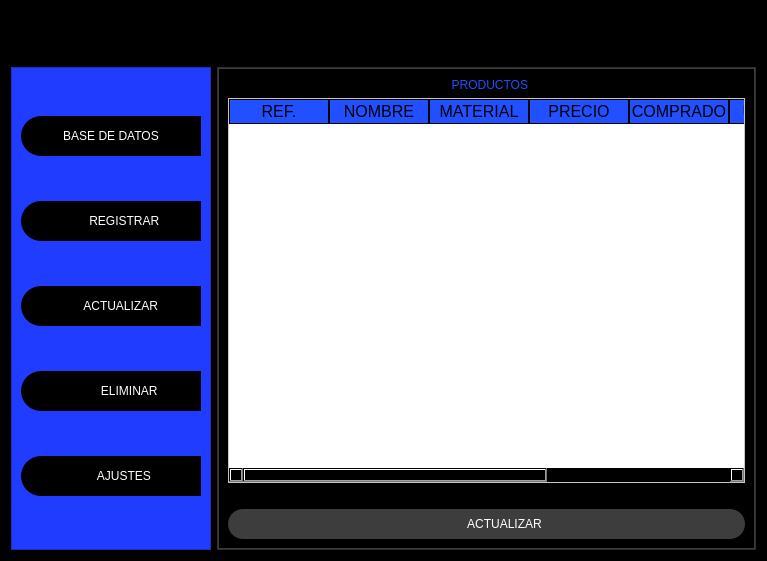
First picture: the form in admin_store.ui, repository roque76/App1, before the edit.
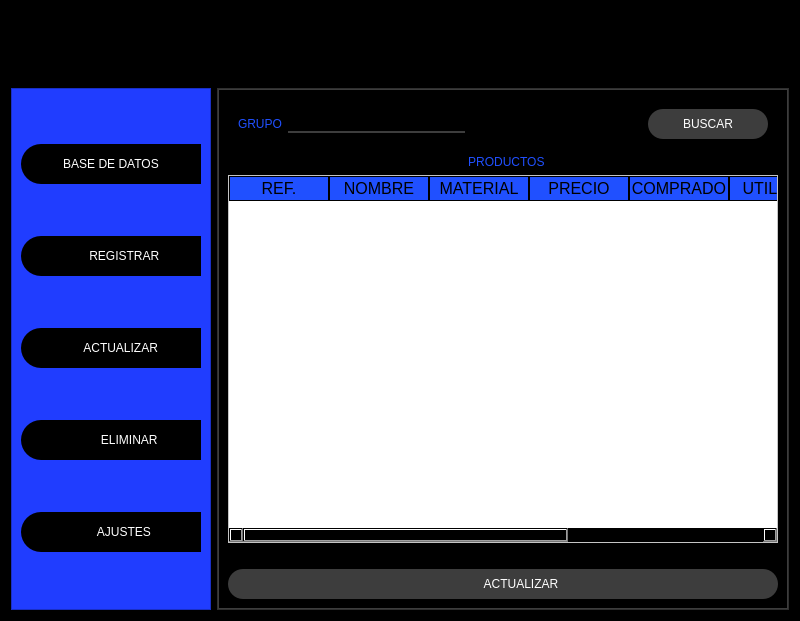
Second picture: the form after the edit. The open tabs and pages were chosen to show the change. Icons and pictures are not drawn.

Diff of the .ui file:
```diff
--- a/admin_store.ui
+++ b/admin_store.ui
@@ -6,8 +6,8 @@
    <rect>
     <x>0</x>
     <y>0</y>
-    <width>767</width>
-    <height>561</height>
+    <width>800</width>
+    <height>621</height>
    </rect>
   </property>
   <property name="windowTitle">
@@ -41,7 +41,7 @@
       <property name="frameShadow">
        <enum>QFrame::Raised</enum>
       </property>
-      <layout class="QVBoxLayout" name="verticalLayout_2" stretch="1,9">
+      <layout class="QVBoxLayout" name="verticalLayout_2" stretch="1,7">
        <property name="spacing">
         <number>0</number>
        </property>
@@ -464,6 +464,109 @@
                </property>
                <widget class="QWidget" name="base_pag">
                 <layout class="QVBoxLayout" name="verticalLayout">
+                 <item>
+                  <widget class="QFrame" name="frame">
+                   <property name="styleSheet">
+                    <string notr="true">QFrame{
+background-color:rgb(0,0,0);
+}
+QLabel{
+font: 87 12pt &quot;Arial Black&quot;;
+background-color: #000000ff;
+color: rgb(32, 80, 255);
+border:0px solid #14C8CD;
+}
+QLineEdit{
+border: 10px;
+color:rgb(255,255,255);
+border-bottom:2px solid rgb(61,61,61);
+font:75 12pt &quot;Times New Roman&quot;;
+}
+QPushButton{
+background-color:rgb(61,61,61);
+border-radius: 15px;
+color:rgb(255,255,255);
+font:77 10pt &quot;Arial Black&quot;;
+}
+QPushButton:hover{
+background-color: rgb(32, 80, 255);
+border-radius: 15px;
+color:rgb(0,0,0);
+font: 77 10pt &quot;Arial Black&quot;;
+}
+QTableWidget{
+background-color: rgb(255,255,255);
+color:rgb(0,0,0);
+gridline-color:rgb(32, 80, 255);
+font-size:12pt;
+color:#000000;
+}
+QHeaderView::section{
+background-color: rgb(32, 80, 255);
+border:1px solid rgb(0,0,0);
+font-size: 12pt;
+}
+QTableWidget QTableCornerButton::section{
+background-color:rgb(0,0,0);
+border:1px solid rgb(32, 80, 255);
+}</string>
+                   </property>
+                   <property name="frameShape">
+                    <enum>QFrame::StyledPanel</enum>
+                   </property>
+                   <property name="frameShadow">
+                    <enum>QFrame::Raised</enum>
+                   </property>
+                   <layout class="QHBoxLayout" name="horizontalLayout_10">
+                    <item>
+                     <widget class="QLabel" name="label_3">
+                      <property name="text">
+                       <string>GRUPO</string>
+                      </property>
+                     </widget>
+                    </item>
+                    <item>
+                     <widget class="QLineEdit" name="gr_line"/>
+                    </item>
+                    <item>
+                     <spacer name="horizontalSpacer_8">
+                      <property name="orientation">
+                       <enum>Qt::Horizontal</enum>
+                      </property>
+                      <property name="sizeHint" stdset="0">
+                       <size>
+                        <width>40</width>
+                        <height>20</height>
+                       </size>
+                      </property>
+                     </spacer>
+                    </item>
+                    <item>
+                     <widget class="QPushButton" name="search_db">
+                      <property name="minimumSize">
+                       <size>
+                        <width>120</width>
+                        <height>30</height>
+                       </size>
+                      </property>
+                      <property name="text">
+                       <string>BUSCAR</string>
+                      </property>
+                      <property name="icon">
+                       <iconset>
+                        <normaloff>Imagenes/preferencessystemsearch_94404 (1).png</normaloff>Imagenes/preferencessystemsearch_94404 (1).png</iconset>
+                      </property>
+                      <property name="iconSize">
+                       <size>
+                        <width>30</width>
+                        <height>30</height>
+                       </size>
+                      </property>
+                     </widget>
+                    </item>
+                   </layout>
+                  </widget>
+                 </item>
                  <item>
                   <widget class="QLabel" name="tit_product">
                    <property name="text">
```
Left out of the diff: 12 changed lines with no effect on the pictures.
